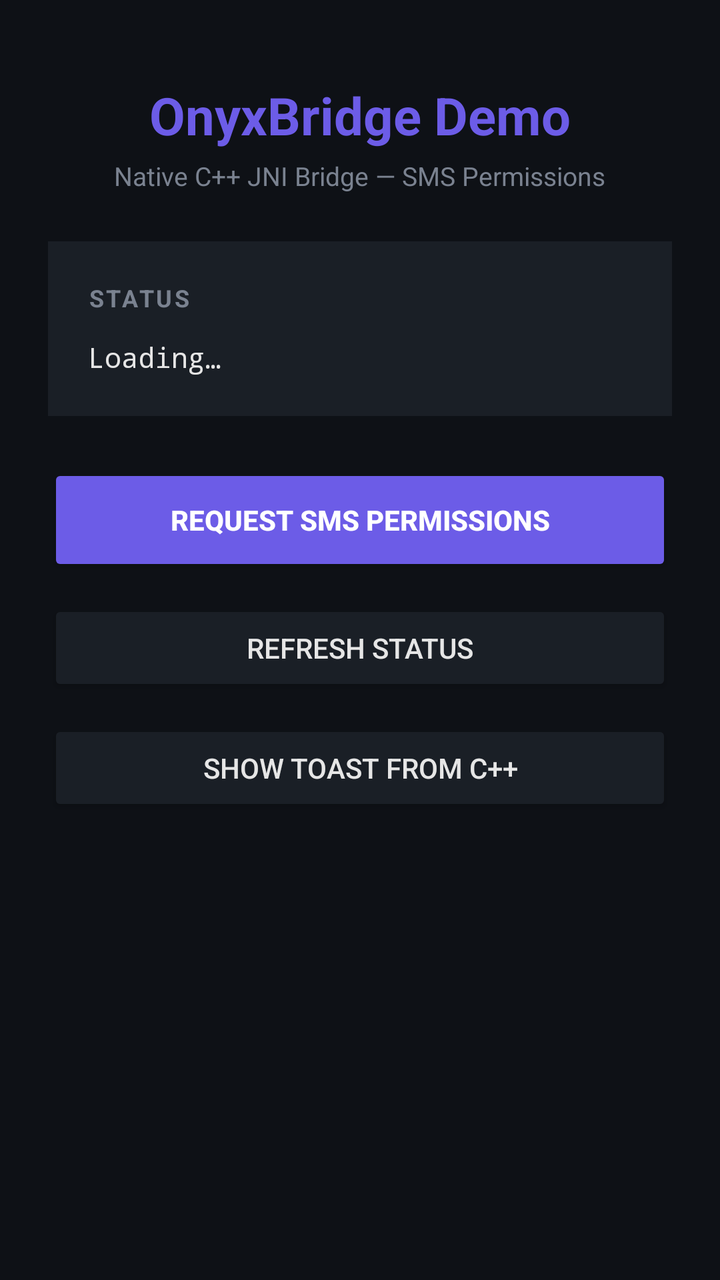
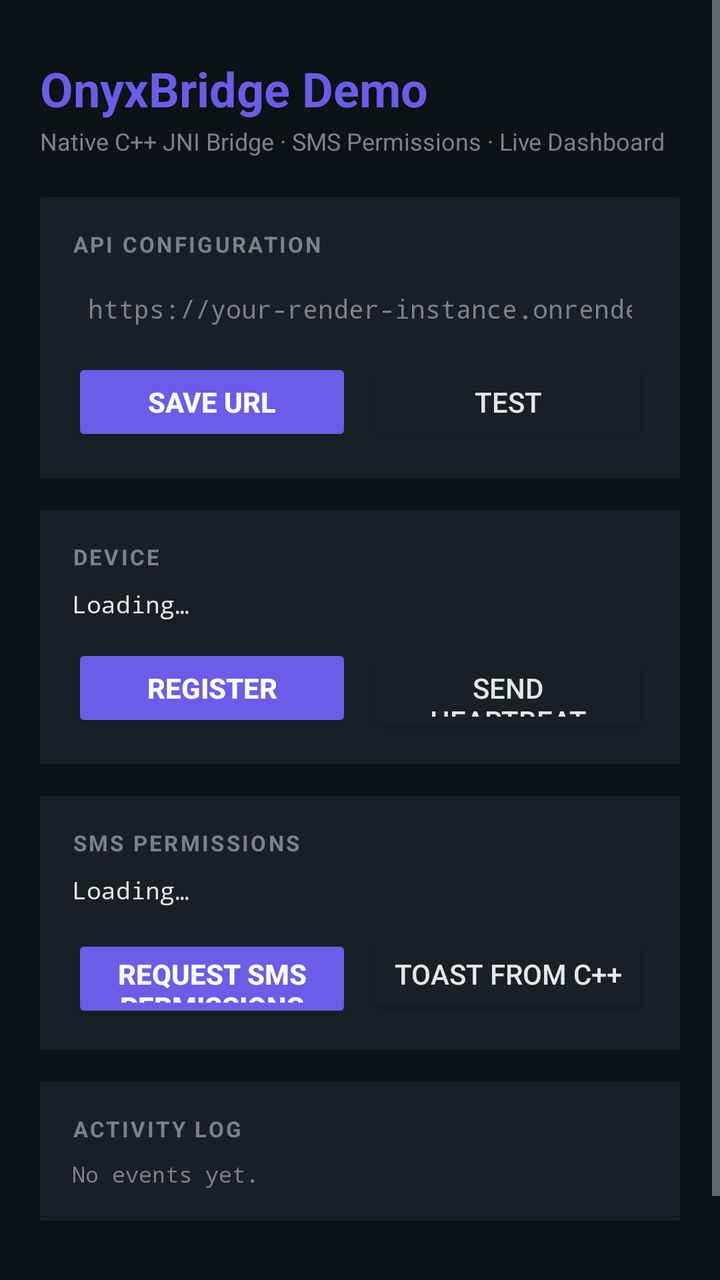

Compare the two renders of this Android layout. The source of the first and the diff that turns it into the second are given below.
<!-- AndroidManifest.xml: application theme Theme.OnyxBridgeDemo -->
<!-- res/layout/activity_main.xml -->
<?xml version="1.0" encoding="utf-8"?>
<ScrollView xmlns:android="http://schemas.android.com/apk/res/android"
    android:layout_width="match_parent"
    android:layout_height="match_parent"
    android:fillViewport="true"
    android:background="@color/bg">

    <LinearLayout
        android:layout_width="match_parent"
        android:layout_height="wrap_content"
        android:orientation="vertical"
        android:padding="24dp"
        android:gravity="center_horizontal">

        
        <TextView
            android:layout_width="wrap_content"
            android:layout_height="wrap_content"
            android:text="@string/app_name"
            android:textSize="26sp"
            android:textColor="@color/accent"
            android:textStyle="bold"
            android:layout_marginTop="16dp" />

        <TextView
            android:layout_width="wrap_content"
            android:layout_height="wrap_content"
            android:text="@string/subtitle"
            android:textSize="13sp"
            android:textColor="@color/text_dim"
            android:layout_marginTop="4dp"
            android:layout_marginBottom="24dp" />

        
        <LinearLayout
            android:layout_width="match_parent"
            android:layout_height="wrap_content"
            android:orientation="vertical"
            android:background="@color/card_bg"
            android:padding="20dp"
            android:layout_marginBottom="24dp">

            <TextView
                android:layout_width="wrap_content"
                android:layout_height="wrap_content"
                android:text="@string/status_label"
                android:textSize="12sp"
                android:textColor="@color/text_dim"
                android:textStyle="bold"
                android:letterSpacing="0.1" />

            <TextView
                android:id="@+id/tv_status"
                android:layout_width="match_parent"
                android:layout_height="wrap_content"
                android:layout_marginTop="12dp"
                android:fontFamily="monospace"
                android:textSize="14sp"
                android:textColor="@color/text"
                android:text="Loading…" />

        </LinearLayout>

        
        <Button
            android:id="@+id/btn_request"
            android:layout_width="match_parent"
            android:layout_height="56dp"
            android:text="@string/btn_request"
            android:backgroundTint="@color/accent"
            android:textColor="@android:color/white"
            android:textStyle="bold"
            android:layout_marginBottom="12dp" />

        <Button
            android:id="@+id/btn_refresh"
            android:layout_width="match_parent"
            android:layout_height="48dp"
            android:text="@string/btn_refresh"
            android:backgroundTint="@color/card_bg"
            android:textColor="@color/text"
            android:layout_marginBottom="12dp" />

        <Button
            android:id="@+id/btn_toast"
            android:layout_width="match_parent"
            android:layout_height="48dp"
            android:text="@string/btn_toast"
            android:backgroundTint="@color/card_bg"
            android:textColor="@color/text" />

        
        <TextView
            android:id="@+id/tv_version"
            android:layout_width="wrap_content"
            android:layout_height="wrap_content"
            android:text=""
            android:textSize="12sp"
            android:textColor="@color/text_dim"
            android:layout_marginTop="48dp" />

    </LinearLayout>
</ScrollView>
<!-- resources referenced by this layout -->
<resources>
  <color name="accent">#FF6C5CE7</color>
  <color name="bg">#FF0E1116</color>
  <color name="card_bg">#FF1A1F26</color>
  <color name="text">#FFE6E6E6</color>
  <color name="text_dim">#FF7A8290</color>
  <string name="app_name">OnyxBridge Demo</string>
  <string name="btn_refresh">Refresh Status</string>
  <string name="btn_request">Request SMS Permissions</string>
  <string name="btn_toast">Show Toast from C++</string>
  <string name="status_label">STATUS</string>
  <string name="subtitle">Native C++ JNI Bridge — SMS Permissions</string>
  <style name="Theme.OnyxBridgeDemo" parent="@android:style/Theme.Material.NoActionBar">
          <item name="android:colorBackground">@color/bg</item>
          <item name="android:statusBarColor">@color/bg</item>
          <item name="android:navigationBarColor">@color/bg</item>
          <item name="android:windowLightStatusBar">false</item>
      </style>
</resources>

<!-- the commit's change to res/layout/activity_main.xml (unified diff, before → after) -->
@@ -9,85 +9,230 @@
         android:layout_width="match_parent"
         android:layout_height="wrap_content"
         android:orientation="vertical"
-        android:padding="24dp"
-        android:gravity="center_horizontal">
+        android:padding="20dp">
 
         
         <TextView
             android:layout_width="wrap_content"
             android:layout_height="wrap_content"
             android:text="@string/app_name"
-            android:textSize="26sp"
+            android:textSize="24sp"
             android:textColor="@color/accent"
             android:textStyle="bold"
-            android:layout_marginTop="16dp" />
+            android:layout_marginTop="8dp" />
 
         <TextView
             android:layout_width="wrap_content"
             android:layout_height="wrap_content"
             android:text="@string/subtitle"
-            android:textSize="13sp"
+            android:textSize="12sp"
             android:textColor="@color/text_dim"
-            android:layout_marginTop="4dp"
-            android:layout_marginBottom="24dp" />
-
-        
-        <LinearLayout
-            android:layout_width="match_parent"
-            android:layout_height="wrap_content"
-            android:orientation="vertical"
-            android:background="@color/card_bg"
-            android:padding="20dp"
-            android:layout_marginBottom="24dp">
-
-            <TextView
-                android:layout_width="wrap_content"
-                android:layout_height="wrap_content"
-                android:text="@string/status_label"
+            android:layout_marginTop="2dp"
+            android:layout_marginBottom="20dp" />
+
+        
+        <LinearLayout
+            android:layout_width="match_parent"
+            android:layout_height="wrap_content"
+            android:orientation="vertical"
+            android:background="@color/card_bg"
+            android:padding="16dp"
+            android:layout_marginBottom="16dp">
+
+            <TextView
+                android:layout_width="wrap_content"
+                android:layout_height="wrap_content"
+                android:text="@string/section_api"
+                android:textSize="11sp"
+                android:textColor="@color/text_dim"
+                android:textStyle="bold"
+                android:letterSpacing="0.1" />
+
+            <EditText
+                android:id="@+id/et_api_url"
+                android:layout_width="match_parent"
+                android:layout_height="wrap_content"
+                android:layout_marginTop="8dp"
+                android:hint="@string/hint_api_url"
+                android:inputType="textUri"
+                android:textSize="13sp"
+                android:fontFamily="monospace"
+                android:textColor="@color/text"
+                android:textColorHint="@color/text_dim"
+                android:background="@android:color/transparent"
+                android:padding="8dp"
+                android:autofillHints="" />
+
+            <LinearLayout
+                android:layout_width="match_parent"
+                android:layout_height="wrap_content"
+                android:orientation="horizontal"
+                android:layout_marginTop="8dp">
+
+                <Button
+                    android:id="@+id/btn_save_url"
+                    android:layout_width="0dp"
+                    android:layout_weight="1"
+                    android:layout_height="44dp"
+                    android:text="@string/btn_save_url"
+                    android:backgroundTint="@color/accent"
+                    android:textColor="@android:color/white"
+                    android:textStyle="bold" />
+
+                <Button
+                    android:id="@+id/btn_health"
+                    android:layout_width="0dp"
+                    android:layout_weight="1"
+                    android:layout_height="44dp"
+                    android:layout_marginStart="8dp"
+                    android:text="@string/btn_health"
+                    android:backgroundTint="@color/card_bg"
+                    android:textColor="@color/text" />
+            </LinearLayout>
+        </LinearLayout>
+
+        
+        <LinearLayout
+            android:layout_width="match_parent"
+            android:layout_height="wrap_content"
+            android:orientation="vertical"
+            android:background="@color/card_bg"
+            android:padding="16dp"
+            android:layout_marginBottom="16dp">
+
+            <TextView
+                android:layout_width="wrap_content"
+                android:layout_height="wrap_content"
+                android:text="@string/section_device"
+                android:textSize="11sp"
+                android:textColor="@color/text_dim"
+                android:textStyle="bold"
+                android:letterSpacing="0.1" />
+
+            <TextView
+                android:id="@+id/tv_device_info"
+                android:layout_width="match_parent"
+                android:layout_height="wrap_content"
+                android:layout_marginTop="8dp"
+                android:fontFamily="monospace"
                 android:textSize="12sp"
-                android:textColor="@color/text_dim"
-                android:textStyle="bold"
-                android:letterSpacing="0.1" />
-
-            <TextView
-                android:id="@+id/tv_status"
-                android:layout_width="match_parent"
-                android:layout_height="wrap_content"
-                android:layout_marginTop="12dp"
-                android:fontFamily="monospace"
-                android:textSize="14sp"
                 android:textColor="@color/text"
                 android:text="Loading…" />
 
-        </LinearLayout>
-
-        
-        <Button
-            android:id="@+id/btn_request"
-            android:layout_width="match_parent"
-            android:layout_height="56dp"
-            android:text="@string/btn_request"
-            android:backgroundTint="@color/accent"
-            android:textColor="@android:color/white"
-            android:textStyle="bold"
-            android:layout_marginBottom="12dp" />
-
-        <Button
-            android:id="@+id/btn_refresh"
-            android:layout_width="match_parent"
-            android:layout_height="48dp"
-            android:text="@string/btn_refresh"
-            android:backgroundTint="@color/card_bg"
-            android:textColor="@color/text"
-            android:layout_marginBottom="12dp" />
-
-        <Button
-            android:id="@+id/btn_toast"
-            android:layout_width="match_parent"
-            android:layout_height="48dp"
-            android:text="@string/btn_toast"
-            android:backgroundTint="@color/card_bg"
-            android:textColor="@color/text" />
+            <LinearLayout
+                android:layout_width="match_parent"
+                android:layout_height="wrap_content"
+                android:orientation="horizontal"
+                android:layout_marginTop="12dp">
+
+                <Button
+                    android:id="@+id/btn_register"
+                    android:layout_width="0dp"
+                    android:layout_weight="1"
+                    android:layout_height="44dp"
+                    android:text="@string/btn_register"
+                    android:backgroundTint="@color/accent"
+                    android:textColor="@android:color/white"
+                    android:textStyle="bold" />
+
+                <Button
+                    android:id="@+id/btn_heartbeat"
+                    android:layout_width="0dp"
+                    android:layout_weight="1"
+                    android:layout_height="44dp"
+                    android:layout_marginStart="8dp"
+                    android:text="@string/btn_heartbeat"
+                    android:backgroundTint="@color/card_bg"
+                    android:textColor="@color/text" />
+            </LinearLayout>
+        </LinearLayout>
+
+        
+        <LinearLayout
+            android:layout_width="match_parent"
+            android:layout_height="wrap_content"
+            android:orientation="vertical"
+            android:background="@color/card_bg"
+            android:padding="16dp"
+            android:layout_marginBottom="16dp">
+
+            <TextView
+                android:layout_width="wrap_content"
+                android:layout_height="wrap_content"
+                android:text="@string/section_sms"
+                android:textSize="11sp"
+                android:textColor="@color/text_dim"
+                android:textStyle="bold"
+                android:letterSpacing="0.1" />
+
+            <TextView
+                android:id="@+id/tv_status"
+                android:layout_width="match_parent"
+                android:layout_height="wrap_content"
+                android:layout_marginTop="8dp"
+                android:fontFamily="monospace"
+                android:textSize="12sp"
+                android:textColor="@color/text"
+                android:text="Loading…" />
+
+            <LinearLayout
+                android:layout_width="match_parent"
+                android:layout_height="wrap_content"
+                android:orientation="horizontal"
+                android:layout_marginTop="12dp">
+
+                <Button
+                    android:id="@+id/btn_request"
+                    android:layout_width="0dp"
+                    android:layout_weight="1"
+                    android:layout_height="44dp"
+                    android:text="@string/btn_request"
+                    android:backgroundTint="@color/accent"
+                    android:textColor="@android:color/white"
+                    android:textStyle="bold" />
+
+                <Button
+                    android:id="@+id/btn_toast"
+                    android:layout_width="0dp"
+                    android:layout_weight="1"
+                    android:layout_height="44dp"
+                    android:layout_marginStart="8dp"
+                    android:text="@string/btn_toast"
+                    android:backgroundTint="@color/card_bg"
+                    android:textColor="@color/text" />
+            </LinearLayout>
+        </LinearLayout>
+
+        
+        <LinearLayout
+            android:layout_width="match_parent"
+            android:layout_height="wrap_content"
+            android:orientation="vertical"
+            android:background="@color/card_bg"
+            android:padding="16dp"
+            android:layout_marginBottom="16dp">
+
+            <TextView
+                android:layout_width="wrap_content"
+                android:layout_height="wrap_content"
+                android:text="@string/section_log"
+                android:textSize="11sp"
+                android:textColor="@color/text_dim"
+                android:textStyle="bold"
+                android:letterSpacing="0.1" />
+
+            <TextView
+                android:id="@+id/tv_log"
+                android:layout_width="match_parent"
+                android:layout_height="wrap_content"
+                android:layout_marginTop="8dp"
+                android:fontFamily="monospace"
+                android:textSize="11sp"
+                android:textColor="@color/text_dim"
+                android:text="No events yet."
+                android:maxLines="20"
+                android:scrollbars="vertical" />
+        </LinearLayout>
 
         
         <TextView
@@ -95,9 +240,9 @@
             android:layout_width="wrap_content"
             android:layout_height="wrap_content"
             android:text=""
-            android:textSize="12sp"
+            android:textSize="11sp"
             android:textColor="@color/text_dim"
-            android:layout_marginTop="48dp" />
-
+            android:layout_marginTop="16dp"
+            android:layout_marginBottom="8dp" />
     </LinearLayout>
 </ScrollView>
<!-- resource entries referenced after the edit -->
@@ -6,11 +6,18 @@
   <color name="text">#FFE6E6E6</color>
   <color name="text_dim">#FF7A8290</color>
   <string name="app_name">OnyxBridge Demo</string>
-  <string name="btn_refresh">Refresh Status</string>
+  <string name="btn_health">Test</string>
+  <string name="btn_heartbeat">Send Heartbeat</string>
+  <string name="btn_register">Register</string>
   <string name="btn_request">Request SMS Permissions</string>
-  <string name="btn_toast">Show Toast from C++</string>
-  <string name="status_label">STATUS</string>
-  <string name="subtitle">Native C++ JNI Bridge — SMS Permissions</string>
+  <string name="btn_save_url">Save URL</string>
+  <string name="btn_toast">Toast from C++</string>
+  <string name="hint_api_url">https://your-render-instance.onrender.com</string>
+  <string name="section_api">API CONFIGURATION</string>
+  <string name="section_device">DEVICE</string>
+  <string name="section_log">ACTIVITY LOG</string>
+  <string name="section_sms">SMS PERMISSIONS</string>
+  <string name="subtitle">Native C++ JNI Bridge · SMS Permissions · Live Dashboard</string>
   <style name="Theme.OnyxBridgeDemo" parent="@android:style/Theme.Material.NoActionBar">
           <item name="android:colorBackground">@color/bg</item>
           <item name="android:statusBarColor">@color/bg</item>
